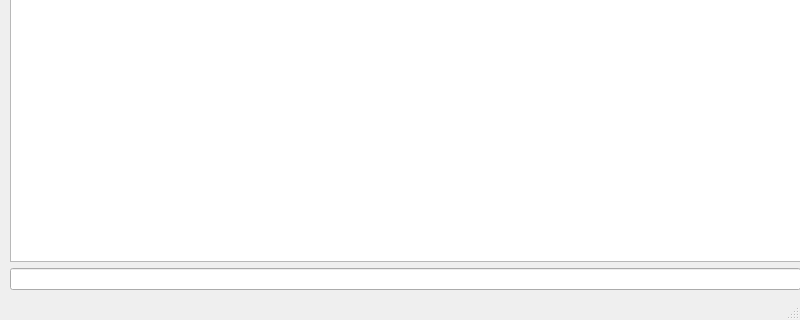
This is jsontogui/mainwindow/mainwindow.ui in LeonidVolohov/JSONEditor as Qt 5 draws it before an edit; both pictures show x 0 to 800 and y 280 to 600 of the 800 by 600 pixel window. The edited form follows.
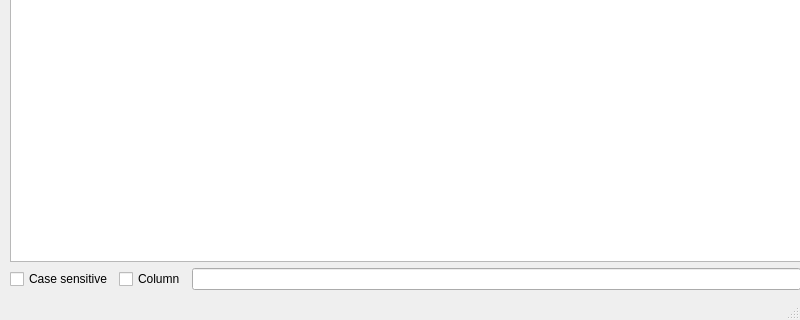
This is the edited form.

Commit message: GUIDecoration:  - added two checkbox for search label: case sensitive checkbox and column search checkbox

Diff of the .ui file:
```diff
--- a/jsontogui/mainwindow/mainwindow.ui
+++ b/jsontogui/mainwindow/mainwindow.ui
@@ -28,7 +28,28 @@
       <widget class="QTreeView" name="tree_view"/>
      </item>
      <item>
-      <widget class="QLineEdit" name="line_edit"/>
+      <layout class="QHBoxLayout" name="horizontalLayout_bottom">
+       <item>
+        <widget class="QCheckBox" name="check_box_case_sensitive">
+         <property name="text">
+          <string>Case sensitive</string>
+         </property>
+        </widget>
+       </item>
+       <item>
+        <widget class="QCheckBox" name="check_box_column">
+         <property name="text">
+          <string>Column</string>
+         </property>
+         <property name="checked">
+          <bool>false</bool>
+         </property>
+        </widget>
+       </item>
+       <item>
+        <widget class="QLineEdit" name="line_edit"/>
+       </item>
+      </layout>
      </item>
     </layout>
    </widget>
```
The commit also changes 2 other files.
